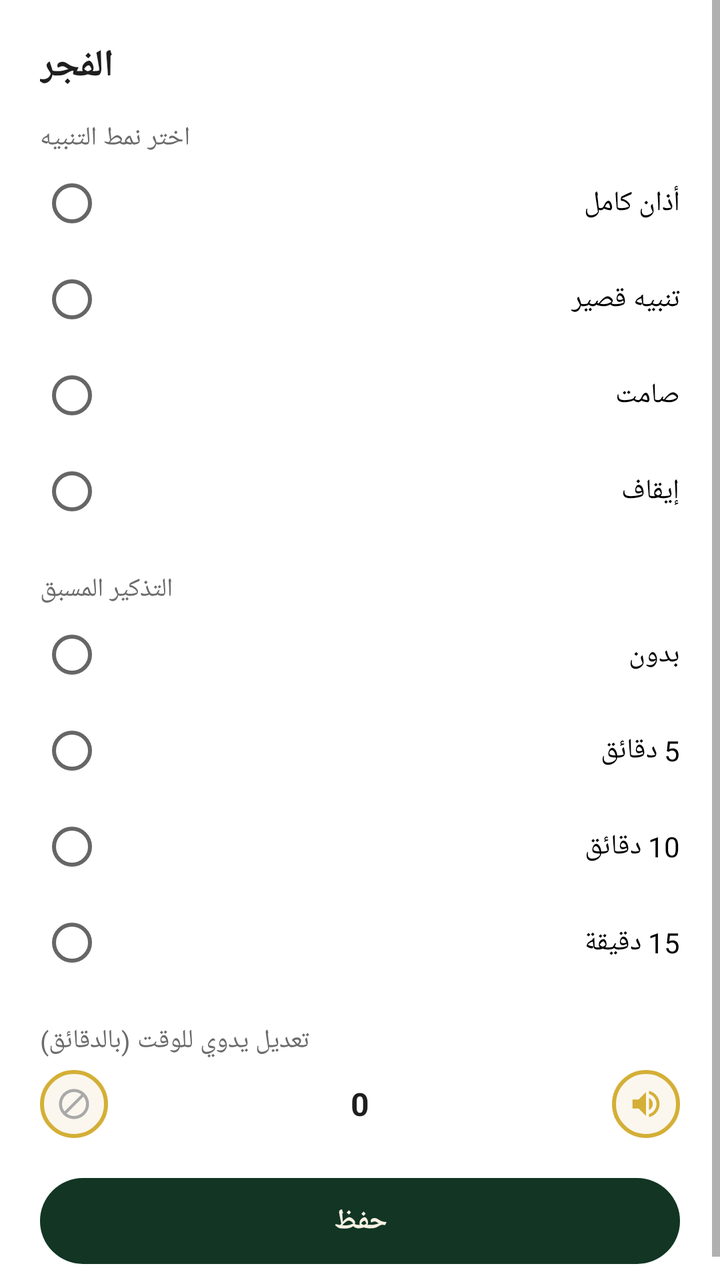
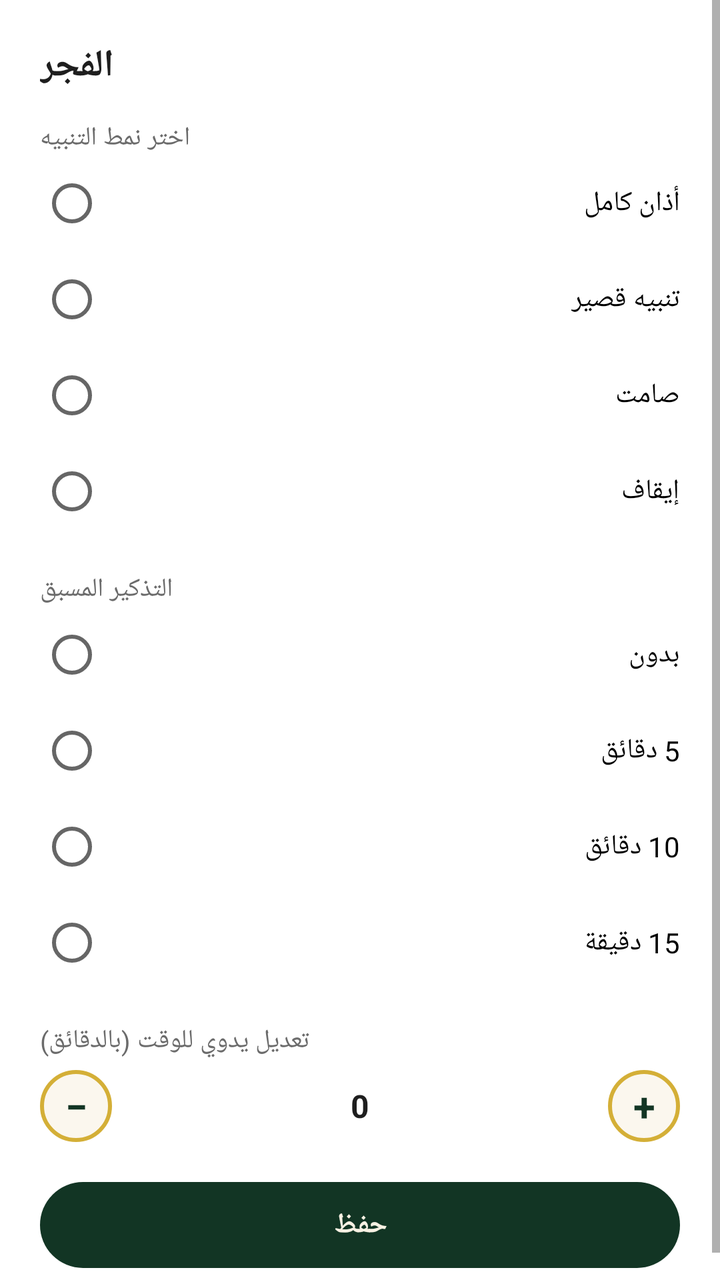

The first picture is an Android layout as it rendered before a commit; the second is the same layout after the commit. The layout source and the unified diff follow.
<!-- AndroidManifest.xml: application theme Theme.MuazinAseelan -->
<!-- res/layout/dialog_prayer_settings.xml -->
<?xml version="1.0" encoding="utf-8"?>
<ScrollView xmlns:android="http://schemas.android.com/apk/res/android"
    android:layout_width="match_parent"
    android:layout_height="wrap_content"
    android:background="@color/white">

    <LinearLayout
        android:layout_width="match_parent"
        android:layout_height="wrap_content"
        android:orientation="vertical"
        android:padding="20dp">

        <TextView
            android:id="@+id/text_dialog_prayer_name"
            android:layout_width="match_parent"
            android:layout_height="wrap_content"
            android:layout_marginBottom="14dp"
            android:gravity="end"
            android:text="الفجر"
            android:textColor="@color/text_dark"
            android:textSize="19sp"
            android:textStyle="bold" />

        <TextView
            android:layout_width="match_parent"
            android:layout_height="wrap_content"
            android:gravity="end"
            android:text="@string/alert_mode_title"
            android:textColor="@color/text_gray"
            android:textSize="13sp" />

        <RadioGroup
            android:id="@+id/radio_group_alert_mode"
            android:layout_width="match_parent"
            android:layout_height="wrap_content"
            android:layoutDirection="rtl"
            android:orientation="vertical">

            <RadioButton
                android:id="@+id/radio_full_azan"
                android:layout_width="match_parent"
                android:layout_height="wrap_content"
                android:text="@string/alert_full_azan" />

            <RadioButton
                android:id="@+id/radio_short_beep"
                android:layout_width="match_parent"
                android:layout_height="wrap_content"
                android:text="@string/alert_short_beep" />

            <RadioButton
                android:id="@+id/radio_silent"
                android:layout_width="match_parent"
                android:layout_height="wrap_content"
                android:text="@string/alert_silent" />

            <RadioButton
                android:id="@+id/radio_off"
                android:layout_width="match_parent"
                android:layout_height="wrap_content"
                android:text="@string/alert_off" />
        </RadioGroup>

        <TextView
            android:layout_width="match_parent"
            android:layout_height="wrap_content"
            android:layout_marginTop="16dp"
            android:gravity="end"
            android:text="@string/pre_reminder_title"
            android:textColor="@color/text_gray"
            android:textSize="13sp" />

        <RadioGroup
            android:id="@+id/radio_group_pre_reminder"
            android:layout_width="match_parent"
            android:layout_height="wrap_content"
            android:layoutDirection="rtl"
            android:orientation="vertical">

            <RadioButton
                android:id="@+id/radio_reminder_none"
                android:layout_width="match_parent"
                android:layout_height="wrap_content"
                android:text="@string/pre_reminder_none" />

            <RadioButton
                android:id="@+id/radio_reminder_5"
                android:layout_width="match_parent"
                android:layout_height="wrap_content"
                android:text="@string/pre_reminder_5" />

            <RadioButton
                android:id="@+id/radio_reminder_10"
                android:layout_width="match_parent"
                android:layout_height="wrap_content"
                android:text="@string/pre_reminder_10" />

            <RadioButton
                android:id="@+id/radio_reminder_15"
                android:layout_width="match_parent"
                android:layout_height="wrap_content"
                android:text="@string/pre_reminder_15" />
        </RadioGroup>

        <TextView
            android:layout_width="match_parent"
            android:layout_height="wrap_content"
            android:layout_marginTop="16dp"
            android:gravity="end"
            android:text="@string/manual_offset_title"
            android:textColor="@color/text_gray"
            android:textSize="13sp" />

        <LinearLayout
            android:layout_width="match_parent"
            android:layout_height="wrap_content"
            android:layout_marginTop="6dp"
            android:gravity="center_vertical"
            android:orientation="horizontal">

            <ImageView
                android:id="@+id/btn_offset_minus"
                android:layout_width="34dp"
                android:layout_height="34dp"
                android:background="@drawable/bg_kaaba_circle"
                android:padding="8dp"
                android:src="@drawable/ic_off" />

            <TextView
                android:id="@+id/text_offset_value"
                android:layout_width="0dp"
                android:layout_height="wrap_content"
                android:layout_weight="1"
                android:gravity="center"
                android:text="0"
                android:textColor="@color/text_dark"
                android:textSize="16sp"
                android:textStyle="bold" />

            <ImageView
                android:id="@+id/btn_offset_plus"
                android:layout_width="34dp"
                android:layout_height="34dp"
                android:background="@drawable/bg_kaaba_circle"
                android:padding="8dp"
                android:src="@drawable/ic_sound_full" />
        </LinearLayout>

        <TextView
            android:id="@+id/btn_save_prayer_settings"
            android:layout_width="match_parent"
            android:layout_height="wrap_content"
            android:layout_marginTop="20dp"
            android:background="@drawable/bg_qibla_button"
            android:gravity="center"
            android:padding="12dp"
            android:text="@string/save"
            android:textColor="@color/off_white"
            android:textStyle="bold" />

    </LinearLayout>
</ScrollView>
<!-- resources referenced by this layout -->
<resources>
  <color name="off_white">#F7F1E3</color>
  <color name="text_dark">#1E1E1E</color>
  <color name="text_gray">#6B6B6B</color>
  <color name="white">#FFFFFF</color>
  <!-- drawable bg_kaaba_circle (drawable) -->
  <?xml version="1.0" encoding="utf-8"?>
  <shape xmlns:android="http://schemas.android.com/apk/res/android" android:shape="oval">
      <solid android:color="#FBF7EE"/>
      <stroke android:width="2dp" android:color="#D4AF37"/>
  </shape>
  <!-- drawable bg_qibla_button (drawable) -->
  <?xml version="1.0" encoding="utf-8"?>
  <shape xmlns:android="http://schemas.android.com/apk/res/android">
      <corners android:radius="28dp"/>
      <solid android:color="#123524"/>
  </shape>
  <!-- drawable ic_off (drawable) -->
  <vector xmlns:android="http://schemas.android.com/apk/res/android"
      android:width="20dp" android:height="20dp" android:viewportWidth="24" android:viewportHeight="24">
      <path android:fillColor="#A9A9A9" android:pathData="M12,2C6.48,2 2,6.48 2,12s4.48,10 10,10 10,-4.48 10,-10S17.52,2 12,2zM4,12c0,-4.42 3.58,-8 8,-8c1.85,0 3.55,0.63 4.9,1.69L5.69,16.9C4.63,15.55 4,13.85 4,12zM12,20c-1.85,0 -3.55,-0.63 -4.9,-1.69L18.31,7.1C19.37,8.45 20,10.15 20,12c0,4.42 -3.58,8 -8,8z"/>
  </vector>
  <!-- drawable ic_sound_full (drawable) -->
  <vector xmlns:android="http://schemas.android.com/apk/res/android"
      android:width="20dp" android:height="20dp" android:viewportWidth="24" android:viewportHeight="24">
      <path android:fillColor="#D4AF37" android:pathData="M3,9v6h4l5,5V4L7,9L3,9zM16.5,12c0,-1.77 -1.02,-3.29 -2.5,-4.03v8.05c1.48,-0.73 2.5,-2.25 2.5,-4.02zM14,3.23v2.06c2.89,0.86 5,3.54 5,6.71s-2.11,5.85 -5,6.71v2.06c4.01,-0.91 7,-4.49 7,-8.77s-2.99,-7.86 -7,-8.77z"/>
  </vector>
  <string name="alert_full_azan">أذان كامل</string>
  <string name="alert_mode_title">اختر نمط التنبيه</string>
  <string name="alert_off">إيقاف</string>
  <string name="alert_short_beep">تنبيه قصير</string>
  <string name="alert_silent">صامت</string>
  <string name="manual_offset_title">تعديل يدوي للوقت (بالدقائق)</string>
  <string name="pre_reminder_10">10 دقائق</string>
  <string name="pre_reminder_15">15 دقيقة</string>
  <string name="pre_reminder_5">5 دقائق</string>
  <string name="pre_reminder_none">بدون</string>
  <string name="pre_reminder_title">التذكير المسبق</string>
  <string name="save">حفظ</string>
  <style name="Theme.MuazinAseelan" parent="Theme.MaterialComponents.DayNight.NoActionBar">
          <item name="colorPrimary">@color/olive_dark</item>
          <item name="colorPrimaryVariant">@color/olive_deep</item>
          <item name="colorOnPrimary">@color/off_white</item>
          <item name="colorSecondary">@color/gold</item>
          <item name="colorSecondaryVariant">@color/gold_light</item>
          <item name="colorOnSecondary">@color/olive_dark</item>
          <item name="android:statusBarColor">@color/olive_dark</item>
          <item name="android:navigationBarColor">@color/olive_dark</item>
          <item name="android:windowLightStatusBar" tools:targetApi="23">false</item>
          <item name="android:windowBackground">@color/cream</item>
      </style>
  <color name="olive_dark">#123524</color>
  <color name="olive_deep">#0E2A1C</color>
  <color name="gold">#D4AF37</color>
  <color name="gold_light">#E8C766</color>
  <color name="cream">#FBF7EE</color>
</resources>

<!-- the commit's change to res/layout/dialog_prayer_settings.xml (unified diff, before → after) -->
@@ -118,13 +118,16 @@
             android:gravity="center_vertical"
             android:orientation="horizontal">
 
-            <ImageView
+            <TextView
                 android:id="@+id/btn_offset_minus"
-                android:layout_width="34dp"
-                android:layout_height="34dp"
+                android:layout_width="36dp"
+                android:layout_height="36dp"
                 android:background="@drawable/bg_kaaba_circle"
-                android:padding="8dp"
-                android:src="@drawable/ic_off" />
+                android:gravity="center"
+                android:text="−"
+                android:textColor="@color/olive_dark"
+                android:textSize="20sp"
+                android:textStyle="bold" />
 
             <TextView
                 android:id="@+id/text_offset_value"
@@ -137,13 +140,16 @@
                 android:textSize="16sp"
                 android:textStyle="bold" />
 
-            <ImageView
+            <TextView
                 android:id="@+id/btn_offset_plus"
-                android:layout_width="34dp"
-                android:layout_height="34dp"
+                android:layout_width="36dp"
+                android:layout_height="36dp"
                 android:background="@drawable/bg_kaaba_circle"
-                android:padding="8dp"
-                android:src="@drawable/ic_sound_full" />
+                android:gravity="center"
+                android:text="+"
+                android:textColor="@color/olive_dark"
+                android:textSize="20sp"
+                android:textStyle="bold" />
         </LinearLayout>
 
         <TextView
<!-- resource entries referenced after the edit -->
@@ -1,6 +1,7 @@
 <!-- resources referenced by this layout -->
 <resources>
   <color name="off_white">#F7F1E3</color>
+  <color name="olive_dark">#123524</color>
   <color name="text_dark">#1E1E1E</color>
   <color name="text_gray">#6B6B6B</color>
   <color name="white">#FFFFFF</color>
@@ -16,16 +17,6 @@
       <corners android:radius="28dp"/>
       <solid android:color="#123524"/>
   </shape>
-  <!-- drawable ic_off (drawable) -->
-  <vector xmlns:android="http://schemas.android.com/apk/res/android"
-      android:width="20dp" android:height="20dp" android:viewportWidth="24" android:viewportHeight="24">
-      <path android:fillColor="#A9A9A9" android:pathData="M12,2C6.48,2 2,6.48 2,12s4.48,10 10,10 10,-4.48 10,-10S17.52,2 12,2zM4,12c0,-4.42 3.58,-8 8,-8c1.85,0 3.55,0.63 4.9,1.69L5.69,16.9C4.63,15.55 4,13.85 4,12zM12,20c-1.85,0 -3.55,-0.63 -4.9,-1.69L18.31,7.1C19.37,8.45 20,10.15 20,12c0,4.42 -3.58,8 -8,8z"/>
-  </vector>
-  <!-- drawable ic_sound_full (drawable) -->
-  <vector xmlns:android="http://schemas.android.com/apk/res/android"
-      android:width="20dp" android:height="20dp" android:viewportWidth="24" android:viewportHeight="24">
-      <path android:fillColor="#D4AF37" android:pathData="M3,9v6h4l5,5V4L7,9L3,9zM16.5,12c0,-1.77 -1.02,-3.29 -2.5,-4.03v8.05c1.48,-0.73 2.5,-2.25 2.5,-4.02zM14,3.23v2.06c2.89,0.86 5,3.54 5,6.71s-2.11,5.85 -5,6.71v2.06c4.01,-0.91 7,-4.49 7,-8.77s-2.99,-7.86 -7,-8.77z"/>
-  </vector>
   <string name="alert_full_azan">أذان كامل</string>
   <string name="alert_mode_title">اختر نمط التنبيه</string>
   <string name="alert_off">إيقاف</string>
@@ -50,7 +41,6 @@
           <item name="android:windowLightStatusBar" tools:targetApi="23">false</item>
           <item name="android:windowBackground">@color/cream</item>
       </style>
-  <color name="olive_dark">#123524</color>
   <color name="olive_deep">#0E2A1C</color>
   <color name="gold">#D4AF37</color>
   <color name="gold_light">#E8C766</color>
